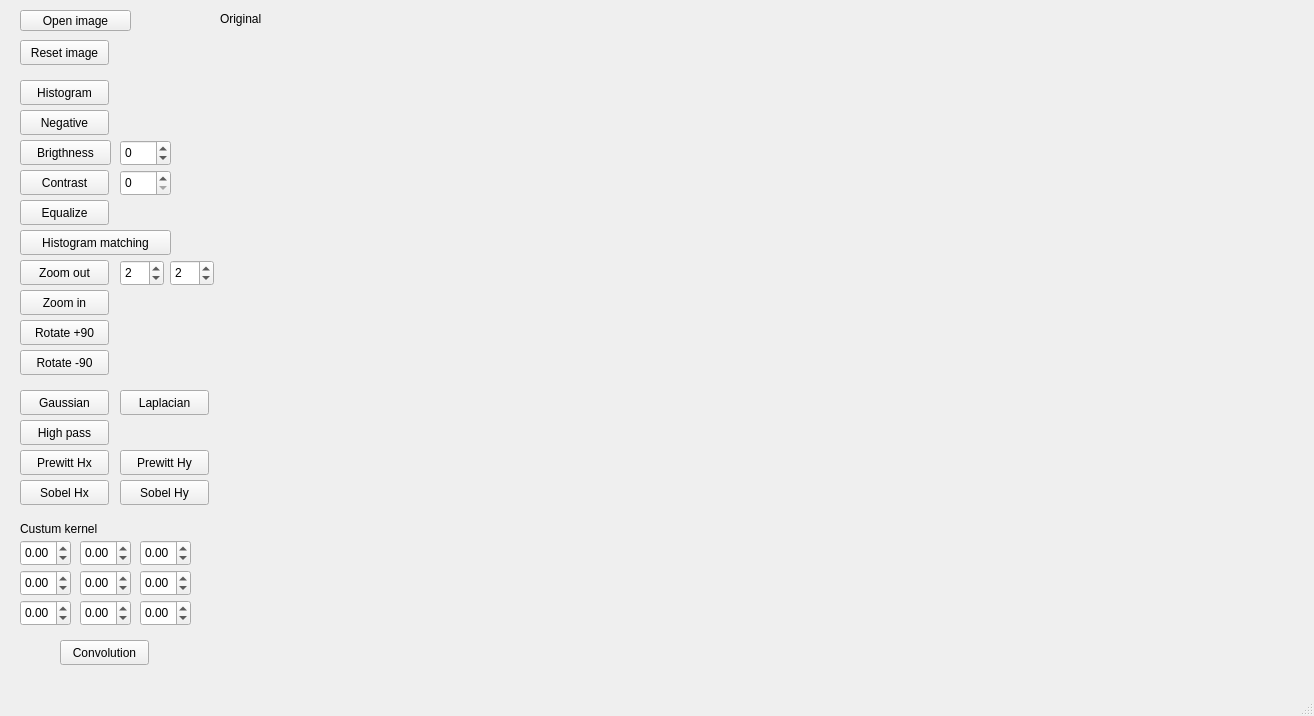
Qt form mainwindow.ui (alumertz/fpi2) before a commit.
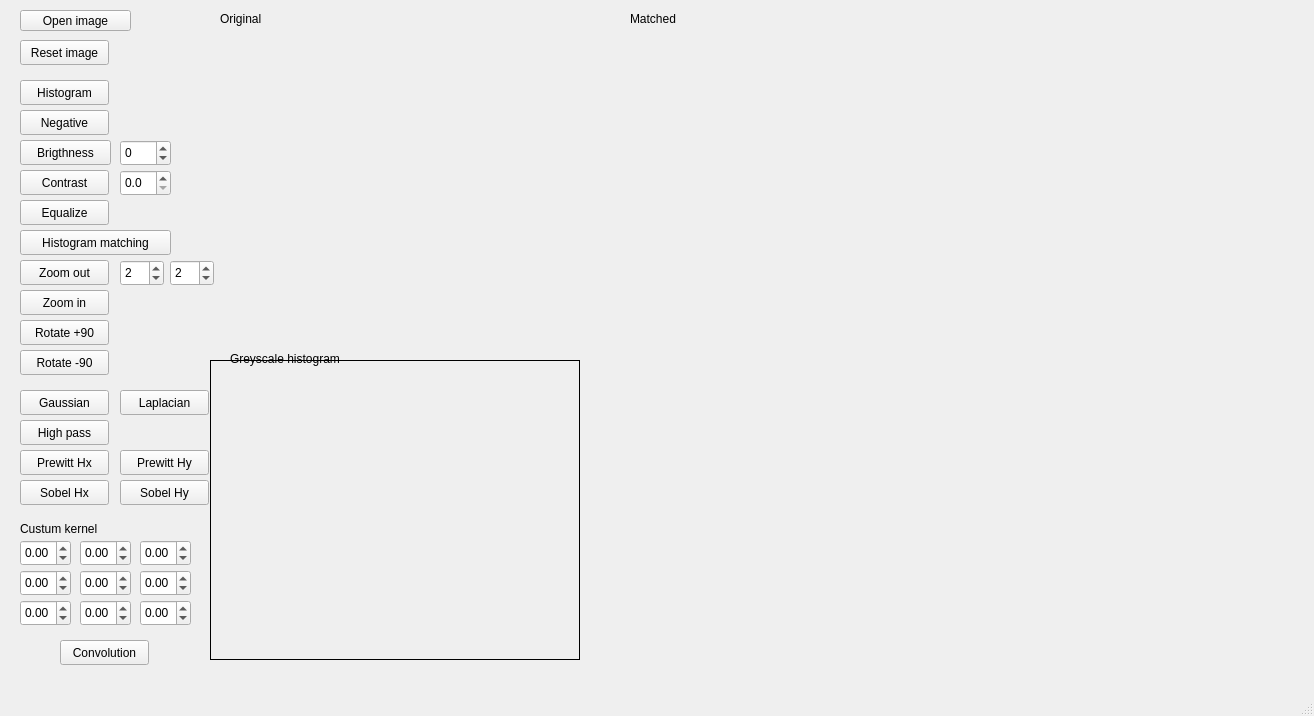
The same form after that commit.

Patch:
```diff
--- a/mainwindow.ui
+++ b/mainwindow.ui
@@ -130,28 +130,6 @@
      <string>Contrast</string>
     </property>
    </widget>
-   <widget class="QSpinBox" name="contrastBox">
-    <property name="geometry">
-     <rect>
-      <x>120</x>
-      <y>170</y>
-      <width>51</width>
-      <height>26</height>
-     </rect>
-    </property>
-    <property name="maximum">
-     <number>255</number>
-    </property>
-    <property name="singleStep">
-     <number>1</number>
-    </property>
-    <property name="stepType">
-     <enum>QAbstractSpinBox::DefaultStepType</enum>
-    </property>
-    <property name="displayIntegerBase">
-     <number>10</number>
-    </property>
-   </widget>
    <widget class="QLabel" name="label">
     <property name="geometry">
      <rect>
@@ -181,23 +159,23 @@
    <widget class="QFrame" name="originalChart">
     <property name="geometry">
      <rect>
-      <x>230</x>
+      <x>210</x>
       <y>360</y>
-      <width>350</width>
+      <width>370</width>
       <height>300</height>
      </rect>
     </property>
     <property name="frameShape">
-     <enum>QFrame::NoFrame</enum>
+     <enum>QFrame::Box</enum>
     </property>
     <layout class="QHBoxLayout" name="horizontalLayout"/>
    </widget>
    <widget class="QFrame" name="newChart">
     <property name="geometry">
      <rect>
-      <x>600</x>
+      <x>580</x>
       <y>360</y>
-      <width>350</width>
+      <width>370</width>
       <height>300</height>
      </rect>
     </property>
@@ -646,6 +624,51 @@
      <string>Sobel Hy</string>
     </property>
    </widget>
+   <widget class="QLabel" name="label_6">
+    <property name="geometry">
+     <rect>
+      <x>230</x>
+      <y>350</y>
+      <width>141</width>
+      <height>17</height>
+     </rect>
+    </property>
+    <property name="text">
+     <string>Greyscale histogram</string>
+    </property>
+   </widget>
+   <widget class="QDoubleSpinBox" name="contrastBox">
+    <property name="geometry">
+     <rect>
+      <x>120</x>
+      <y>170</y>
+      <width>51</width>
+      <height>26</height>
+     </rect>
+    </property>
+    <property name="decimals">
+     <number>1</number>
+    </property>
+    <property name="minimum">
+     <double>0.000000000000000</double>
+    </property>
+    <property name="maximum">
+     <double>255.000000000000000</double>
+    </property>
+   </widget>
+   <widget class="QLabel" name="label_7">
+    <property name="geometry">
+     <rect>
+      <x>630</x>
+      <y>10</y>
+      <width>67</width>
+      <height>17</height>
+     </rect>
+    </property>
+    <property name="text">
+     <string>Matched</string>
+    </property>
+   </widget>
   </widget>
   <widget class="QMenuBar" name="menubar">
    <property name="geometry">
```
